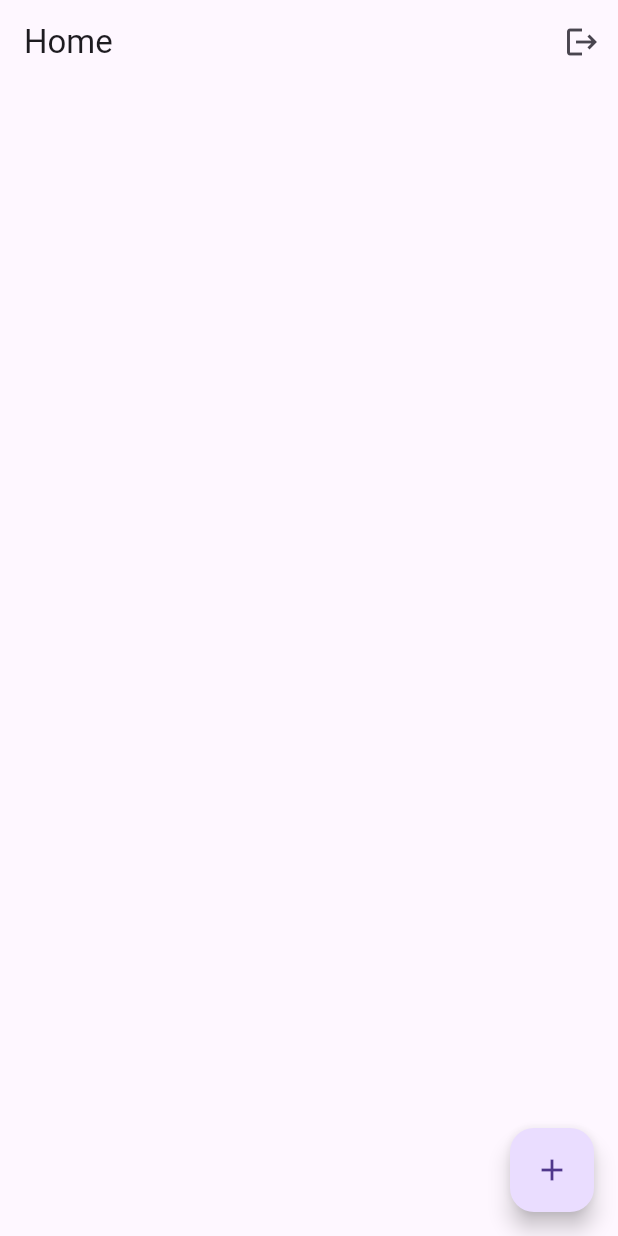
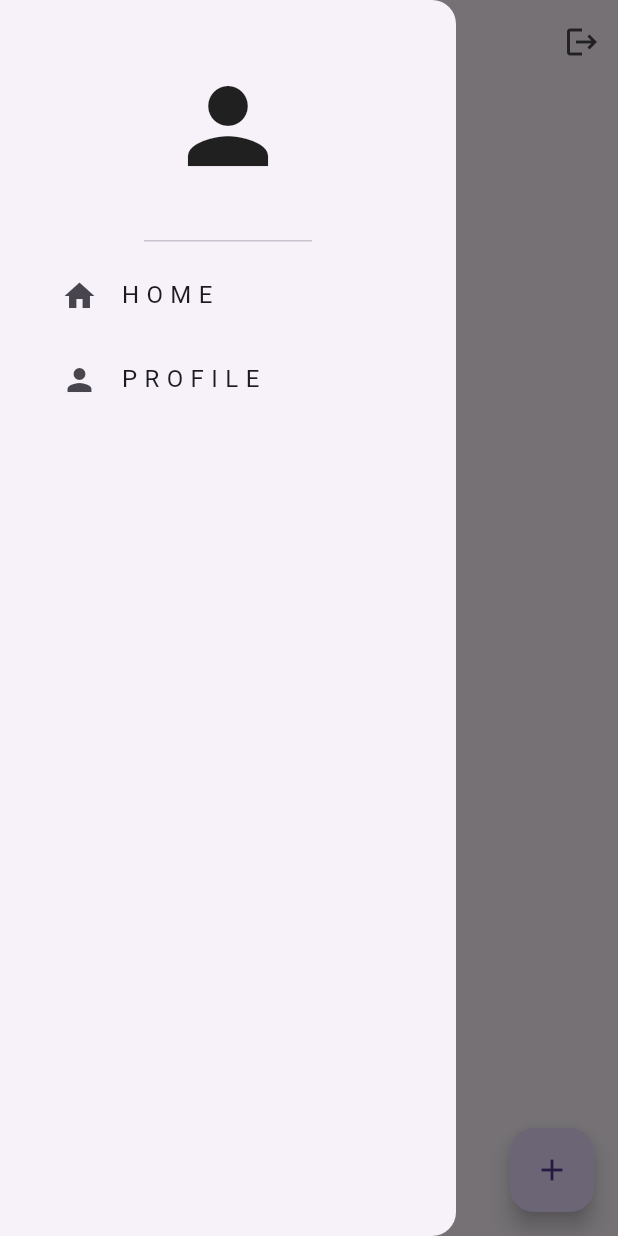
Before and after one commit to mitchkoko/social_app_flutter_supabase, a Flutter app: the screen it shows once a user with an empty profile is signed in, with the side drawer open (before the commit the screen has no drawer), on a phone screen of 412 x 824 dp. Run offline on Flutter 3.47's test engine with Material 3 defaults, Android fonts, the phone set to English and light mode, and no system bars; our stand-ins replace supabase_flutter; accounts and stored records are empty.

Commit message:
post functionality added

```diff
--- /dev/null
+++ b/lib/components/my_drawer.dart
@@ -0,0 +1,48 @@
+import 'package:flutter/material.dart';
+
+import '../features/profile/profile_page.dart';
+
+class MyDrawer extends StatelessWidget {
+  const MyDrawer({super.key});
+
+  @override
+  Widget build(BuildContext context) {
+    return Drawer(
+      child: Padding(
+        padding: const EdgeInsets.only(left: 25.0, right: 25, bottom: 25),
+        child: Column(
+          children: [
+            // header
+            const DrawerHeader(
+              child: Icon(
+                Icons.person,
+                size: 80,
+              ),
+            ),
+
+            // home list tile
+            ListTile(
+              leading: const Icon(Icons.home),
+              title: const Text("H O M E"),
+              onTap: () => Navigator.pop(context),
+            ),
+
+            // profile list tile
+            ListTile(
+              leading: const Icon(Icons.person),
+              title: const Text("P R O F I L E"),
+              onTap: () {
+                Navigator.pop(context);
+                Navigator.push(
+                    context,
+                    MaterialPageRoute(
+                      builder: (context) => const ProfilePage(),
+                    ));
+              },
+            ),
+          ],
+        ),
+      ),
+    );
+  }
+}
--- a/lib/features/auth/home_page.dart
+++ b/lib/features/auth/home_page.dart
@@ -1,5 +1,7 @@
 import 'package:flutter/material.dart';
+import 'package:social_media_app/components/my_drawer.dart';
 import 'package:social_media_app/features/auth/auth_service.dart';
+import 'package:social_media_app/features/post/post_service.dart';
 
 class HomePage extends StatefulWidget {
   const HomePage({super.key});
@@ -11,6 +13,9 @@ class HomePage extends StatefulWidget {
 class _HomePageState extends State<HomePage> {
   // get auth service
   final _auth = AuthService();
+
+  // get post service
+  final _post = PostService();
 
   // text controller
   final postTextController = TextEditingController();
@@ -37,6 +42,8 @@ class _HomePageState extends State<HomePage> {
           // post button
           TextButton(
             onPressed: () {
+              // post to supabase
+              _post.insertPost(postTextController.text);
               Navigator.pop(context);
               postTextController.clear();
             },
@@ -49,9 +56,6 @@ class _HomePageState extends State<HomePage> {
 
   @override
   Widget build(BuildContext context) {
-    // current user email
-    String currentUserEmail = _auth.getCurrentUserEmail() ?? "";
-
     return Scaffold(
       appBar: AppBar(
         title: const Text("Home"),
@@ -65,8 +69,32 @@ class _HomePageState extends State<HomePage> {
           )
         ],
       ),
-      body: Center(
-        child: Text(currentUserEmail),
+      drawer: const MyDrawer(),
+      body: StreamBuilder(
+        stream: _post.stream,
+        builder: (context, snapshot) {
+          // loading..
+          if (!snapshot.hasData) {
+            return const Center(child: CircularProgressIndicator());
+          }
+
+          // loaded
+          final posts = snapshot.data!;
+
+          return ListView.builder(
+            itemCount: posts.length,
+            itemBuilder: (context, index) {
+              // get each post
+              final post = posts[index];
+
+              // list tile UI
+              return ListTile(
+                title: Text(post.content),
+                subtitle: Text(post.email),
+              );
+            },
+          );
+        },
       ),
       floatingActionButton: FloatingActionButton(
         onPressed: postNewMessage,
--- /dev/null
+++ b/lib/features/post/post.dart
@@ -0,0 +1,28 @@
+class Post {
+  String? id;
+  String content;
+  String email;
+
+  Post({
+    this.id,
+    required this.content,
+    required this.email,
+  });
+
+  // map -> post
+  factory Post.fromMap(Map<String, dynamic> postMap) {
+    return Post(
+      id: postMap['id'] as String,
+      content: postMap['content'] as String,
+      email: postMap['email'] as String,
+    );
+  }
+
+  // post -> map
+  Map<String, dynamic> toMap() {
+    return {
+      'content': content,
+      'email': email,
+    };
+  }
+}
--- /dev/null
+++ b/lib/features/post/post_service.dart
@@ -0,0 +1,28 @@
+import 'package:social_media_app/features/auth/auth_service.dart';
+import 'package:supabase_flutter/supabase_flutter.dart';
+
+import 'post.dart';
+
+class PostService {
+  final _supabase = Supabase.instance.client;
+  final _auth = AuthService();
+
+  // Insert a new post
+  Future<void> insertPost(String content) async {
+    final user = _supabase.auth.currentUser;
+    if (user == null) {
+      throw 'User not authenticated';
+    }
+
+    await _supabase.from('posts').insert({
+      'user_id': user.id, // Ensure user_id matches auth.uid()
+      'content': content,
+      'email': _auth.getCurrentUserEmail(),
+    });
+  }
+
+  // read posts
+  final stream = Supabase.instance.client.from('posts').stream(
+    primaryKey: ['id'],
+  ).map((data) => data.map((postMap) => Post.fromMap(postMap)).toList());
+}
```
Also changed, not shown: lib/features/profile/profile_page.dart (added, +30 -0 lines).
